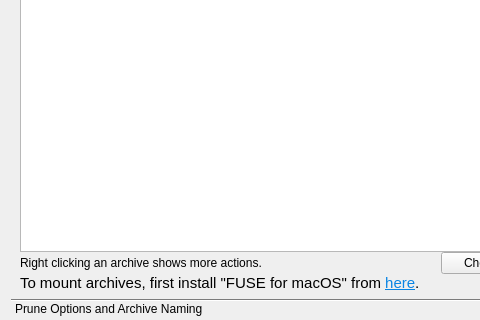
The window that src/vorta/assets/UI/archivetab.ui (borgbase/vorta) describes before a commit, drawn with Qt 5; both pictures show x 0 to 480 and y 127 to 447 of the 781 by 447 pixel window.
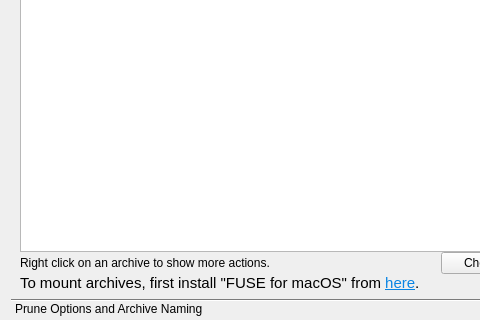
The same window after the commit.

The edit to the form file:
```diff
--- a/src/vorta/assets/UI/archivetab.ui
+++ b/src/vorta/assets/UI/archivetab.ui
@@ -99,7 +99,7 @@
          <item>
           <widget class="QLabel" name="label">
            <property name="text">
-            <string>Right clicking an archive shows more actions.</string>
+            <string>Right click on an archive to show more actions.</string>
            </property>
           </widget>
          </item>
```
